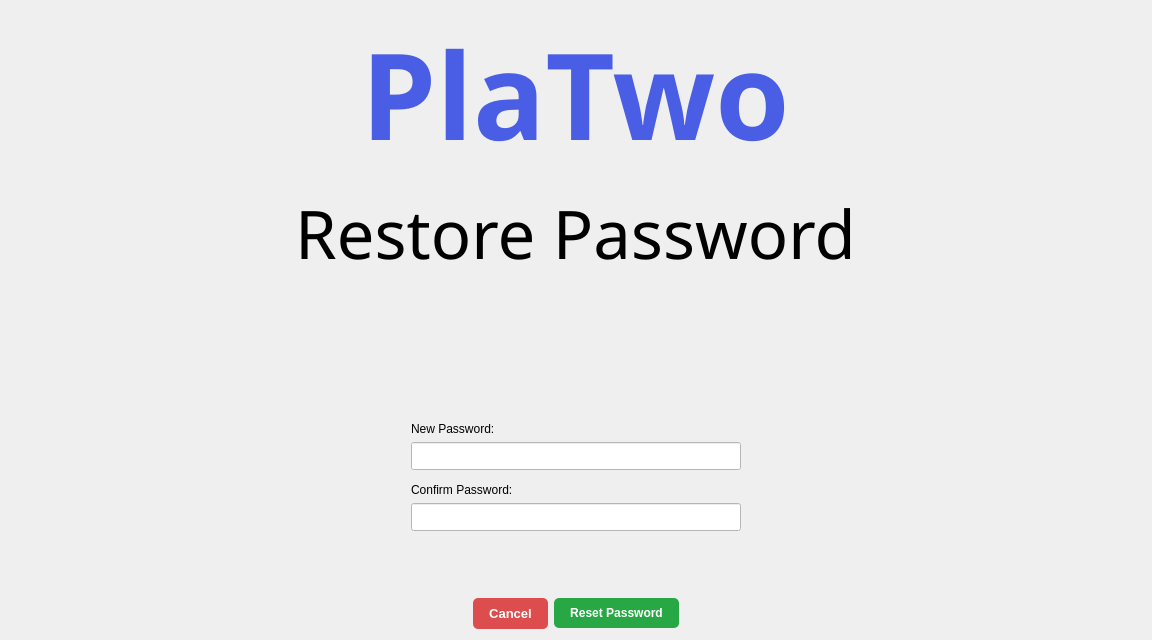
Above: UI/Auth/ForgotPassword/forgot_password2.ui from PlaTwo-project/PlaTwo before the change. Below: the same form after it.
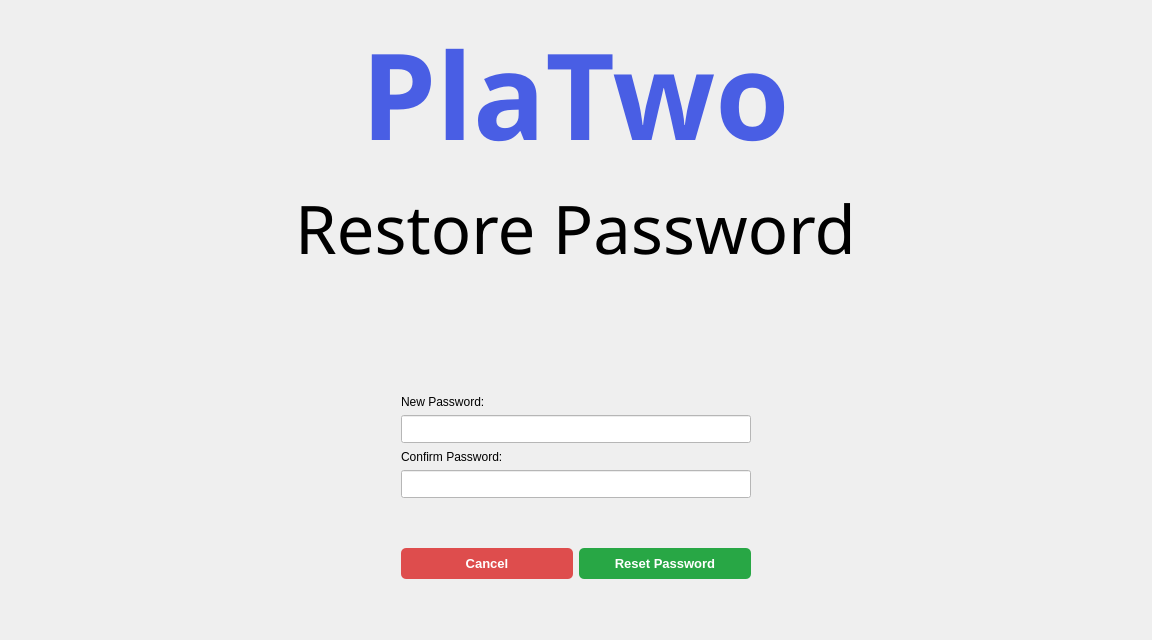
That is the form after the change.

The edit to the form file:
```diff
--- a/UI/Auth/ForgotPassword/forgot_password2.ui
+++ b/UI/Auth/ForgotPassword/forgot_password2.ui
@@ -32,20 +32,7 @@
 </string>
   </property>
   <layout class="QGridLayout" name="gridLayout">
-   <item row="1" column="0" alignment="Qt::AlignmentFlag::AlignHCenter|Qt::AlignmentFlag::AlignTop">
-    <widget class="QLabel" name="label_2">
-     <property name="font">
-      <font>
-       <family>Orbitron SemiBold</family>
-       <pointsize>50</pointsize>
-      </font>
-     </property>
-     <property name="text">
-      <string>Restore Password</string>
-     </property>
-    </widget>
-   </item>
-   <item row="0" column="0" alignment="Qt::AlignmentFlag::AlignHCenter|Qt::AlignmentFlag::AlignTop">
+   <item row="0" column="1" alignment="Qt::AlignmentFlag::AlignHCenter|Qt::AlignmentFlag::AlignTop">
     <widget class="QLabel" name="label">
      <property name="font">
       <font>
@@ -64,12 +51,57 @@
     </widget>
    </item>
    <item row="3" column="0">
+    <spacer name="horizontalSpacer_3">
+     <property name="orientation">
+      <enum>Qt::Orientation::Horizontal</enum>
+     </property>
+     <property name="sizeType">
+      <enum>QSizePolicy::Policy::Preferred</enum>
+     </property>
+     <property name="sizeHint" stdset="0">
+      <size>
+       <width>40</width>
+       <height>20</height>
+      </size>
+     </property>
+    </spacer>
+   </item>
+   <item row="2" column="1">
+    <spacer name="verticalSpacer">
+     <property name="orientation">
+      <enum>Qt::Orientation::Vertical</enum>
+     </property>
+     <property name="sizeType">
+      <enum>QSizePolicy::Policy::Fixed</enum>
+     </property>
+     <property name="sizeHint" stdset="0">
+      <size>
+       <width>20</width>
+       <height>60</height>
+      </size>
+     </property>
+    </spacer>
+   </item>
+   <item row="1" column="1" alignment="Qt::AlignmentFlag::AlignHCenter|Qt::AlignmentFlag::AlignTop">
+    <widget class="QLabel" name="label_2">
+     <property name="font">
+      <font>
+       <family>Orbitron SemiBold</family>
+       <pointsize>50</pointsize>
+      </font>
+     </property>
+     <property name="text">
+      <string>Restore Password</string>
+     </property>
+    </widget>
+   </item>
+   <item row="3" column="1">
     <layout class="QVBoxLayout" name="verticalLayout">
      <property name="leftMargin">
-      <number>400</number>
+      <number>350</number>
      </property>
      <property name="rightMargin">
-      <number>400</number>
+      <number>350</number>
      </property>
      <item alignment="Qt::AlignmentFlag::AlignTop">
       <widget class="QLabel" name="label_4">
@@ -92,6 +124,12 @@
          <height>28</height>
         </size>
        </property>
+       <property name="maximumSize">
+        <size>
+         <width>400</width>
+         <height>16777215</height>
+        </size>
+       </property>
        <property name="styleSheet">
         <string notr="true">QLineEdit {
     background-color: White;
@@ -125,6 +163,12 @@
          <height>28</height>
         </size>
        </property>
+       <property name="maximumSize">
+        <size>
+         <width>400</width>
+         <height>16777215</height>
+        </size>
+       </property>
        <property name="styleSheet">
         <string notr="true">QLineEdit {
     background-color: White;
@@ -136,23 +180,33 @@
      </item>
     </layout>
    </item>
-   <item row="4" column="0">
+   <item row="4" column="1">
     <layout class="QHBoxLayout" name="horizontalLayout">
      <item>
-      <spacer name="horizontalSpacer">
-       <property name="orientation">
-        <enum>Qt::Orientation::Horizontal</enum>
+      <layout class="QHBoxLayout" name="horizontalLayout_2">
+       <property name="leftMargin">
+        <number>350</number>
        </property>
-       <property name="sizeHint" stdset="0">
-        <size>
-         <width>40</width>
-         <height>20</height>
-        </size>
+       <property name="rightMargin">
+        <number>350</number>
        </property>
-      </spacer>
-     </item>
+       <property name="bottomMargin">
+        <number>50</number>
+       </property>
      <item>
       <widget class="QPushButton" name="pushButton_cancel">
+         <property name="minimumSize">
+          <size>
+           <width>120</width>
+           <height>0</height>
+          </size>
+         </property>
+         <property name="maximumSize">
+          <size>
+           <width>700</width>
+           <height>16777215</height>
+          </size>
+         </property>
        <property name="font">
         <font>
          <pointsize>10</pointsize>
@@ -185,6 +239,24 @@
      </item>
      <item>
       <widget class="QPushButton" name="pushButton_reset">
+         <property name="minimumSize">
+          <size>
+           <width>120</width>
+           <height>0</height>
+          </size>
+         </property>
+         <property name="maximumSize">
+          <size>
+           <width>700</width>
+           <height>16777215</height>
+          </size>
+         </property>
+         <property name="font">
+          <font>
+           <pointsize>10</pointsize>
+           <bold>true</bold>
+          </font>
+         </property>
        <property name="styleSheet">
         <string notr="true">QPushButton {
     background-color: #28a745;
@@ -209,33 +281,22 @@
        </property>
       </widget>
      </item>
-     <item>
-      <spacer name="horizontalSpacer_2">
+      </layout>
+     </item>
+    </layout>
+   </item>
+   <item row="3" column="2">
+    <spacer name="horizontalSpacer_4">
        <property name="orientation">
         <enum>Qt::Orientation::Horizontal</enum>
        </property>
+     <property name="sizeType">
+      <enum>QSizePolicy::Policy::Preferred</enum>
+     </property>
        <property name="sizeHint" stdset="0">
         <size>
          <width>40</width>
          <height>20</height>
-        </size>
-       </property>
-      </spacer>
-     </item>
-    </layout>
-   </item>
-   <item row="2" column="0">
-    <spacer name="verticalSpacer">
-     <property name="orientation">
-      <enum>Qt::Orientation::Vertical</enum>
-     </property>
-     <property name="sizeType">
-      <enum>QSizePolicy::Policy::Fixed</enum>
-     </property>
-     <property name="sizeHint" stdset="0">
-      <size>
-       <width>20</width>
-       <height>60</height>
       </size>
      </property>
     </spacer>
```
Lines whose indentation alone changed are shown as unchanged.
